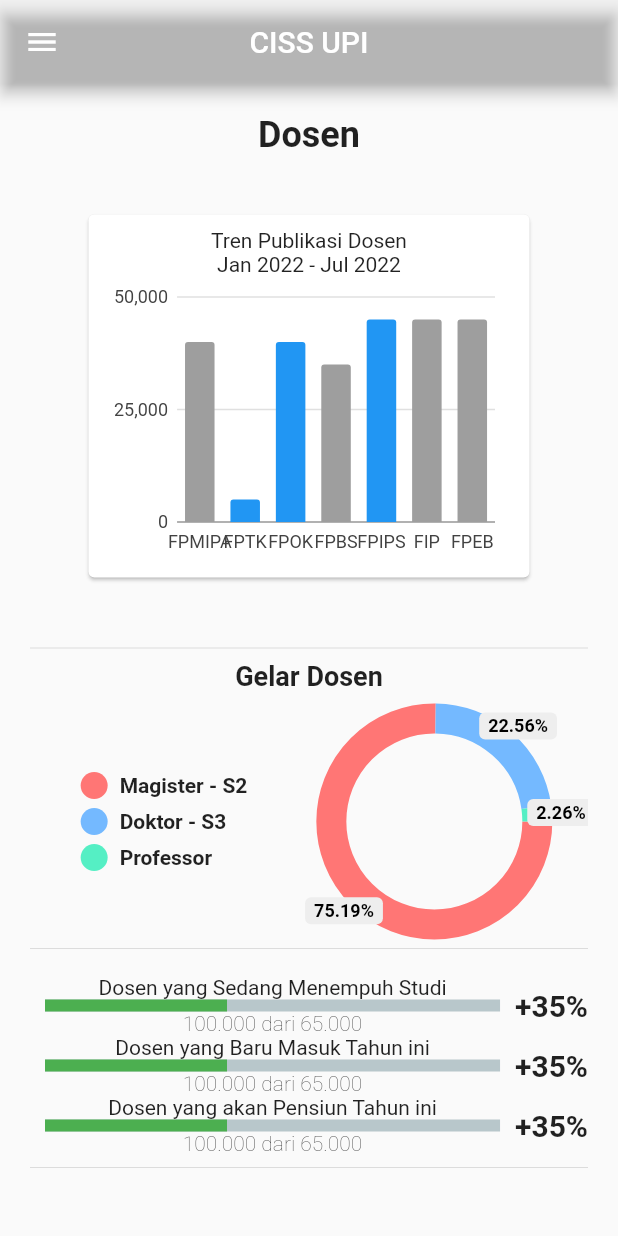
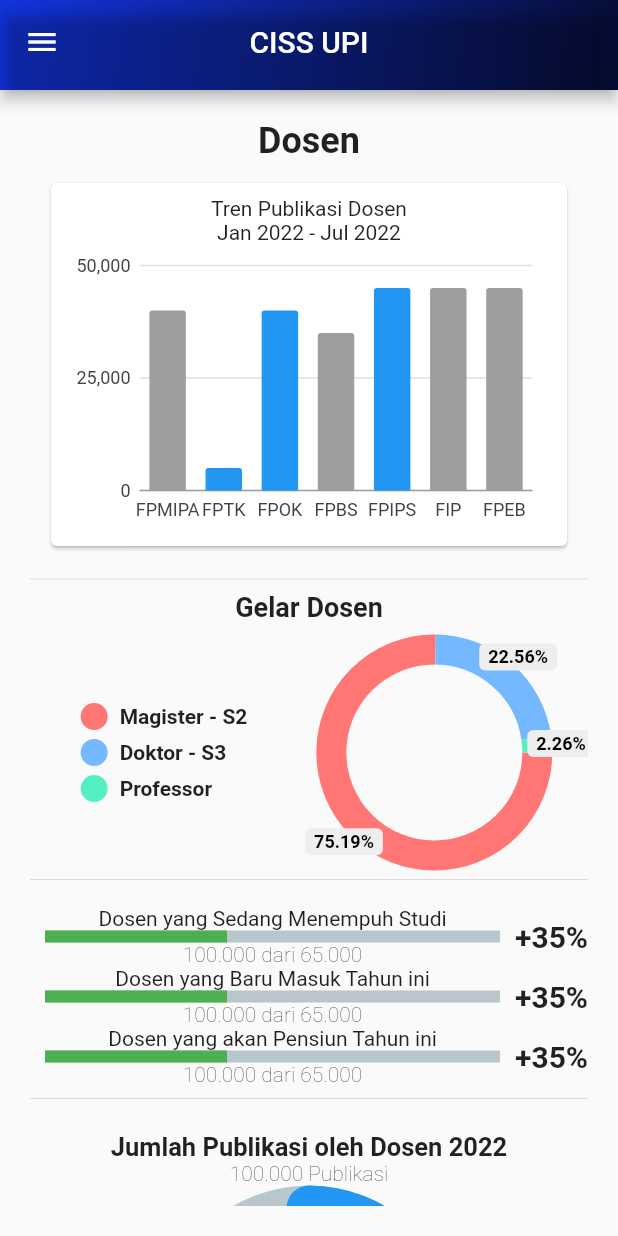
Before and after one commit to vegatama/CIIS-UPI, a Flutter app: the DosenPage screen opened directly, on a phone screen of 412 x 824 dp. Run offline on Flutter 3.47's test engine with Material 2 defaults, Android fonts, the phone set to English and light mode, and no system bars; drawn by our look-alikes of fl_chart, percent_indicator, pie_chart; our stand-ins replace bubble_tab_indicator, charts_flutter.

Commit message:
menambah warna pada appbar

```diff
--- a/lib/DosenPage.dart
+++ b/lib/DosenPage.dart
@@ -63,10 +63,23 @@ class _DosenPageState extends State<DosenPage> {
   Widget build(BuildContext context) {
     return Scaffold(
       drawer: const NavBar(),
-      appBar: AppBar(
-        centerTitle: true,
-        backgroundColor: const Color.fromARGB(0, 255, 255, 255),
-        title: const Text('CISS UPI'),
+      appBar: PreferredSize(
+        preferredSize: const Size.fromHeight(60.0),
+        child: Container(
+          decoration: const BoxDecoration(
+              gradient: LinearGradient(
+                  begin: Alignment.topLeft,
+                  end: Alignment.bottomRight,
+                  colors: [
+                Color.fromARGB(255, 19, 54, 232),
+                Color(0xFF060E39)
+              ])),
+          child: AppBar(
+            centerTitle: true,
+            backgroundColor: Colors.transparent,
+            title: const Text('CISS UPI'),
+          ),
+        ),
       ),
       body: Padding(
         padding: const EdgeInsets.all(20.0),
--- a/lib/chart/developer_chart.dart
+++ b/lib/chart/developer_chart.dart
@@ -19,8 +19,7 @@ class DeveloperChart extends StatelessWidget {
     ];
 
     return Container(
-      height: 300,
-      padding: EdgeInsets.all(25),
+      height: 250,
       child: Card(
         child: Padding(
           padding: const EdgeInsets.all(9.0),
```
Also changed, not shown: lib/Dashboard.dart (+14 -4 lines), lib/FakultasPage.dart (+14 -4 lines), lib/Leaderboard.dart (+15 -3 lines), lib/MahasiswaPage.dart (+14 -4 lines), lib/ProdiPage.dart (+14 -4 lines).
